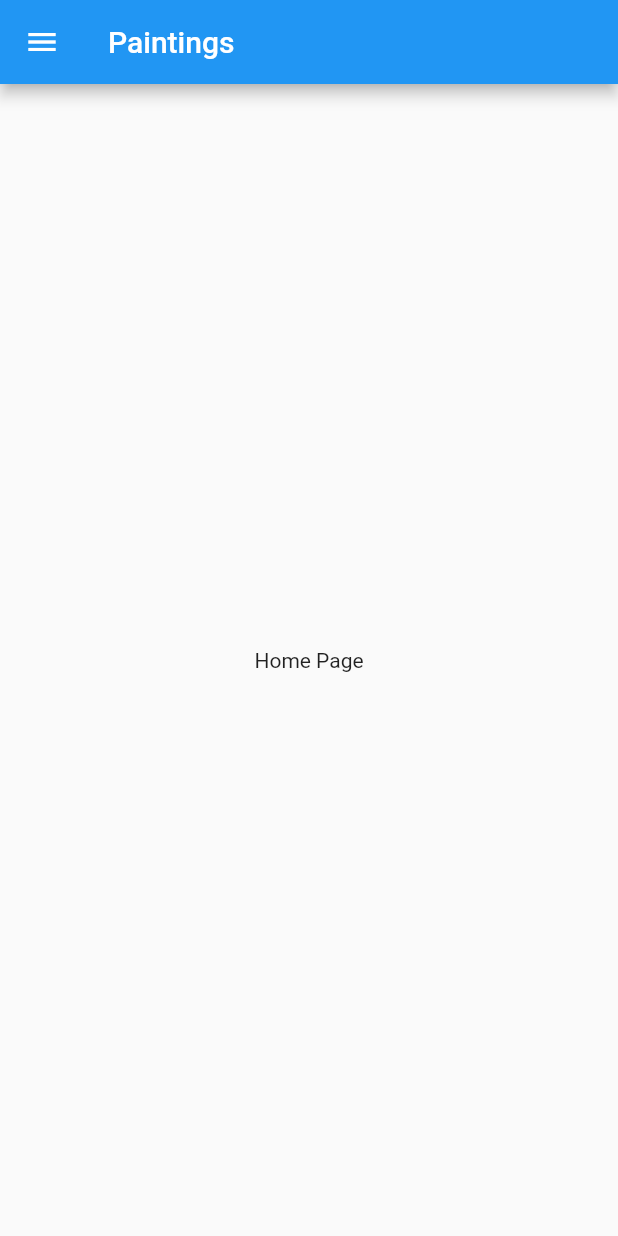
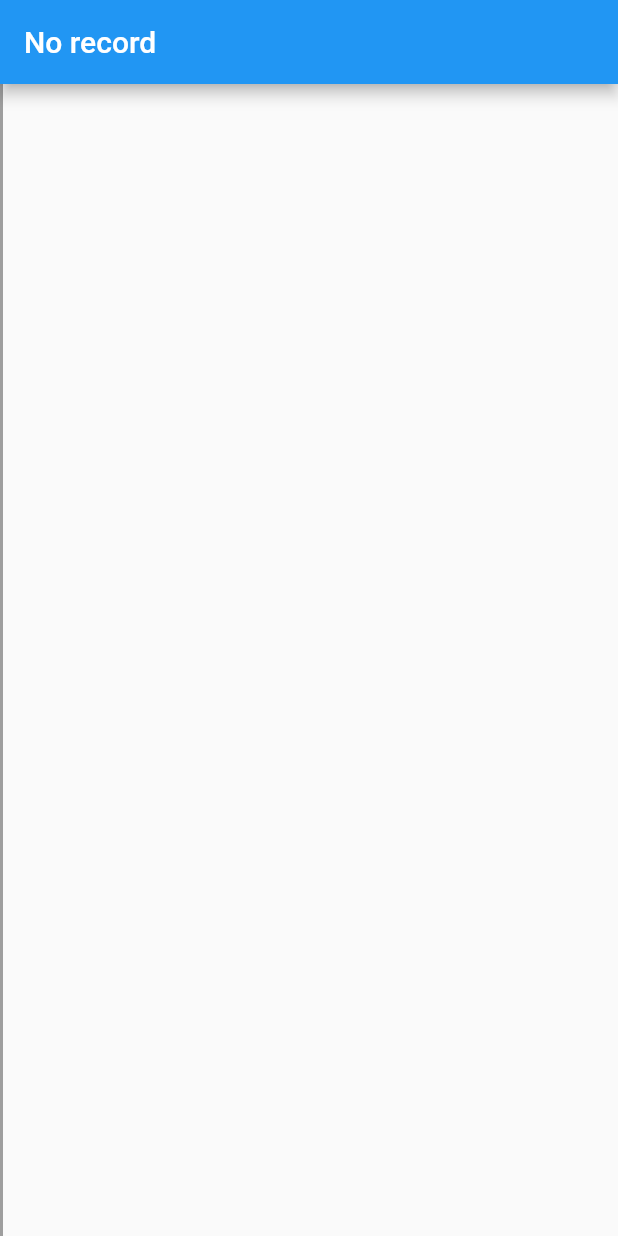
Before and after one commit to sdc987/flutter_demo, a Flutter app: the first screen one second after launch, on a phone screen of 412 x 824 dp. Run offline on Flutter 3.47's test engine with Material 2 defaults, Android fonts, the phone set to English and light mode, and no system bars; our stand-ins replace rxdart.

Commit message:
home screen added

```diff
--- a/lib/blocs/painting_bloc.dart
+++ b/lib/blocs/painting_bloc.dart
@@ -4,14 +4,21 @@ import 'package:rxdart/rxdart.dart';
 
 class PaintingBloc {
   PaintingApis _api = PaintingApis();
-  BehaviorSubject<List<Painting>> _paintingsSubject =
-      BehaviorSubject<List<Painting>>();
+  var _paintingsSubject = BehaviorSubject<List<Painting>>();
+  var _paintingSubject = PublishSubject<Painting>();
 
   PaintingBloc() {
     loadPaintings();
   }
 
   Stream<List<Painting>> get paintings => _paintingsSubject.stream;
+  Stream<Painting> get painting => _paintingSubject.stream;
+
+  setPainting(Painting painting) {
+    if (painting != null) {
+      _paintingSubject.sink.add(painting);
+    }
+  }
 
   void loadPaintings() async {
     try {
@@ -24,5 +31,6 @@ class PaintingBloc {
 
   void dispose() {
     _paintingsSubject?.close();
+    _paintingSubject?.close();
   }
 }
--- a/lib/pages/home/home_page.dart
+++ b/lib/pages/home/home_page.dart
@@ -1,21 +1,37 @@
+import 'package:demo202/blocs/painting_bloc.dart';
+import 'package:demo202/models/painting.dart';
 import 'package:flutter/material.dart';
+import 'package:provider/provider.dart';
 
 class HomePage extends StatelessWidget {
   const HomePage({Key key}) : super(key: key);
 
   @override
   Widget build(BuildContext context) {
-    return Scaffold(
-      appBar: AppBar(
-        leading: IconButton(
-          icon: Icon(Icons.menu),
-          onPressed: () {},
-        ),
-        title: Text('Paintings'),
-      ),
-      body: Center(
-        child: Text('Home Page'),
-      ),
+    return Consumer<PaintingBloc>(
+      builder: (_, bloc, child) {
+        return StreamBuilder<Painting>(
+            stream: bloc.painting,
+            builder: (context, snapshot) {
+              var name = 'No record';
+
+              if (snapshot.hasData) {
+                var painting = snapshot.data;
+                name = painting.name;
+              }
+
+              return Scaffold(
+                appBar: AppBar(title: Text(name)),
+                body: Container(
+                    decoration: BoxDecoration(
+                      border: Border.all(color: Colors.grey, width: 1.0),
+                    ),
+                    child: Column(
+                      children: <Widget>[],
+                    )),
+              );
+            });
+      },
     );
   }
 }
--- a/lib/pages/main_page.dart
+++ b/lib/pages/main_page.dart
@@ -9,16 +9,97 @@ class MainPage extends StatefulWidget {
   _MainPageState createState() => _MainPageState();
 }
 
-class _MainPageState extends State<MainPage> {
+class _MainPageState extends State<MainPage>
+    with SingleTickerProviderStateMixin {
+  AnimationController _animationController;
+  bool _canBeDragged = false;
+  static const double maxSlide = 125;
+  static const double minDragStartEdge = 60;
+  static const double maxDragStartEdge = maxSlide - 16;
+
+  @override
+  void initState() {
+    super.initState();
+    _animationController = AnimationController(
+      vsync: this,
+      duration: Duration(milliseconds: 250),
+    );
+  }
+
+  void close() => _animationController.reverse();
+
+  void open() => _animationController.forward();
+
+  @override
+  void dispose() {
+    super.dispose();
+    _animationController?.dispose();
+  }
+
   @override
   Widget build(BuildContext context) {
     return Material(
-      child: Stack(
-        children: <Widget>[
-          MenuPage(),
-          HomePage(),
-        ],
+      child: GestureDetector(
+        onHorizontalDragStart: _onDragStart,
+        onHorizontalDragUpdate: _onDragUpdate,
+        onHorizontalDragEnd: _onDragEnd,
+        child: AnimatedBuilder(
+            animation: _animationController,
+            builder: (context, child) {
+              double animValue = _animationController.value;
+              final slideAmount = maxSlide * animValue;
+              final contentScale = 1.0 - (0.3 * animValue);
+              return Stack(
+                children: <Widget>[
+                  MenuPage(
+                    onSelect: this.close,
+                  ),
+                  Transform(
+                    transform: Matrix4.identity()
+                      ..translate(slideAmount)
+                      ..scale(contentScale, contentScale),
+                    alignment: Alignment.centerRight,
+                    child: HomePage(),
+                  ),
+                ],
+              );
+            }),
       ),
     );
   }
+
+  void _onDragStart(DragStartDetails details) {
+    bool isDragOpenFromLeft = _animationController.isDismissed &&
+        details.globalPosition.dx < minDragStartEdge;
+    bool isDragCloseFromRight = _animationController.isCompleted &&
+        details.globalPosition.dx > maxDragStartEdge;
+
+    _canBeDragged = isDragOpenFromLeft || isDragCloseFromRight;
+  }
+
+  void _onDragUpdate(DragUpdateDetails details) {
+    if (_canBeDragged) {
+      double delta = details.primaryDelta / maxSlide;
+      _animationController.value += delta;
+    }
+  }
+
+  void _onDragEnd(DragEndDetails details) {
+    //I have no idea what it means, copied from Drawer
+    double _kMinFlingVelocity = 365.0;
+
+    if (_animationController.isDismissed || _animationController.isCompleted) {
+      return;
+    }
+    if (details.velocity.pixelsPerSecond.dx.abs() >= _kMinFlingVelocity) {
+      double visualVelocity = details.velocity.pixelsPerSecond.dx /
+          MediaQuery.of(context).size.width;
+
+      _animationController.fling(velocity: visualVelocity);
+    } else if (_animationController.value < 0.5) {
+      close();
+    } else {
+      open();
+    }
+  }
 }
--- a/lib/pages/menu/menu_page.dart
+++ b/lib/pages/menu/menu_page.dart
@@ -5,7 +5,12 @@ import 'package:flutter/material.dart';
 import 'package:provider/provider.dart';
 
 class MenuPage extends StatelessWidget {
-  const MenuPage({Key key}) : super(key: key);
+  const MenuPage({
+    Key key,
+    this.onSelect,
+  }) : super(key: key);
+
+  final Function onSelect;
 
   @override
   Widget build(BuildContext context) {
@@ -15,7 +20,6 @@ class MenuPage extends StatelessWidget {
         height: size.height,
         width: size.width,
         alignment: Alignment.topLeft,
-        color: Colors.blue,
         child: Consumer<PaintingBloc>(
           builder: (_, bloc, child) {
             return StreamBuilder<List<Painting>>(
@@ -29,22 +33,27 @@ class MenuPage extends StatelessWidget {
 
                 var paintings = snapshot.data;
                 return SizedBox(
-                  width: 100,
+                  width: 200,
                   child: Column(
                     children: <Widget>[
                       Padding(
                         padding: const EdgeInsets.only(top: 40),
-                        child: Text('Paintings',
-                            style:
-                                TextStyle(color: Colors.white, fontSize: 20)),
+                        child:
+                            Text('Paintings', style: TextStyle(fontSize: 20)),
                       ),
                       Expanded(
                         child: ListView(
                           padding: EdgeInsets.all(0),
                           children: paintings
                               .map(
-                                (painting) => _PaintingContainer(
-                                  painting: painting,
+                                (painting) => GestureDetector(
+                                  onTap: () {
+                                    bloc.setPainting(painting);
+                                    this.onSelect();
+                                  },
+                                  child: _PaintingContainer(
+                                    painting: painting,
+                                  ),
                                 ),
                               )
                               .toList(),
@@ -72,19 +81,25 @@ class _PaintingContainer extends StatelessWidget {
   Widget build(BuildContext context) {
     return Container(
       margin: EdgeInsets.all(5),
-      padding: EdgeInsets.all(5),
-      height: 100,
-      width: 100,
+      padding: EdgeInsets.all(10),
+      height: 150,
+      width: 150,
       child: ClipOval(
         child: Image.asset(
           painting.imageName.assetPath(),
         ),
       ),
       decoration: BoxDecoration(
-          color: Colors.white,
-          border: Border.all(color: Colors.grey, width: 1.0),
-          borderRadius: BorderRadius.circular(20),
-          boxShadow: [BoxShadow(color: Colors.grey, offset: Offset(5, 5))]),
+        color: Colors.white,
+        border: Border.all(color: Colors.grey, width: 1.0),
+        borderRadius: BorderRadius.circular(20),
+        boxShadow: [
+          BoxShadow(
+            color: Colors.grey,
+            offset: Offset(5, 5),
+          ),
+        ],
+      ),
     );
   }
 }
```
